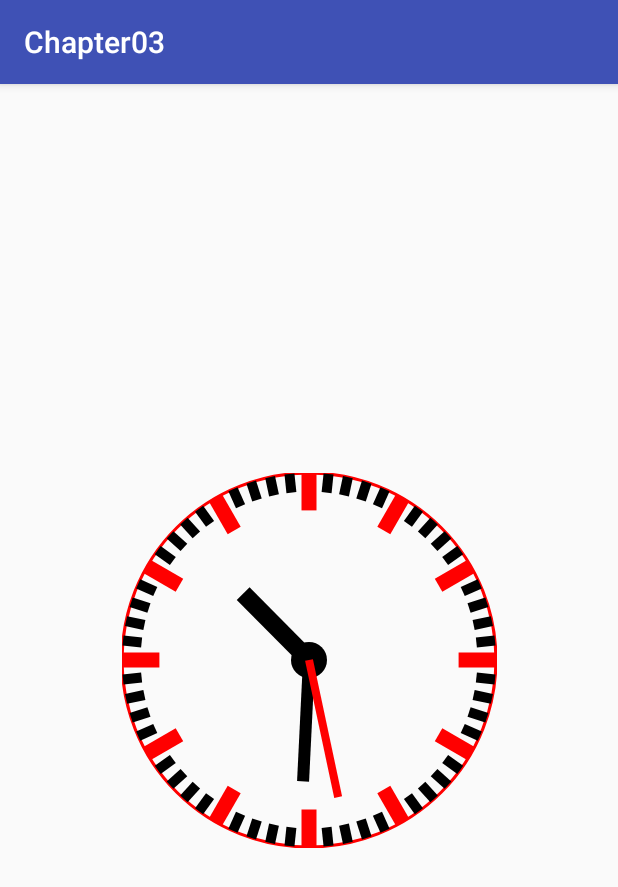
After one commit to IdioticMadman/ViewLearn, an Android app: the WatchViewActivity screen opened directly, with no data from a screen before it, on a phone screen of 412 x 824 dp. The commit adds this screen. Shown: the top 887 px of the screen. Run offline under Robolectric (Android 15) with nearby library versions, the phone set to English and light mode, and no system bars; our stand-ins replace RxJava.

Commit message:
chapter03

```diff
--- a/build.gradle
+++ b/build.gradle
@@ -7,7 +7,7 @@ buildscript {
         jcenter()
     }
     dependencies {
-        classpath 'com.android.tools.build:gradle:3.0.0-beta5'
+        classpath 'com.android.tools.build:gradle:3.0.0-beta6'
 
 
         // NOTE: Do not place your application dependencies here; they belong
--- a/chapter03/src/main/java/com/robert/chapter03/ClipDogView.java
+++ b/chapter03/src/main/java/com/robert/chapter03/clip/ClipDogView.java
@@ -1,4 +1,4 @@
-package com.robert.chapter03;
+package com.robert.chapter03.clip;
 
 import android.content.Context;
 import android.graphics.Bitmap;
@@ -8,6 +8,8 @@ import android.graphics.Rect;
 import android.support.annotation.Nullable;
 import android.util.AttributeSet;
 import android.view.View;
+
+import com.robert.chapter03.R;
 
 /**
  * @author: robert
--- /dev/null
+++ b/chapter03/src/main/java/com/robert/chapter03/watchView/WatchView.java
@@ -0,0 +1,158 @@
+package com.robert.chapter03.watchView;
+
+import android.content.Context;
+import android.graphics.Canvas;
+import android.graphics.Color;
+import android.graphics.Paint;
+import android.support.annotation.Nullable;
+import android.util.AttributeSet;
+import android.view.View;
+
+import java.util.Calendar;
+import java.util.concurrent.TimeUnit;
+
+import io.reactivex.Observable;
+import io.reactivex.android.schedulers.AndroidSchedulers;
+import io.reactivex.disposables.Disposable;
+import io.reactivex.functions.Consumer;
+
+/**
+ * @author: robert
+ * @date: 2017-09-18
+ * @time: 10:57
+ * @说明:
+ */
+public class WatchView extends View {
+
+    Paint mPaint;
+    private Calendar mCalendar;
+    private int mRadius;
+    private Disposable mDisposable;
+
+    public WatchView(Context context) {
+        super(context);
+        init();
+    }
+
+    public WatchView(Context context, @Nullable AttributeSet attrs) {
+        super(context, attrs);
+        init();
+    }
+
+    public WatchView(Context context, @Nullable AttributeSet attrs, int defStyleAttr) {
+        super(context, attrs, defStyleAttr);
+        init();
+    }
+
+    private void init() {
+        Paint paint = new Paint();
+        paint.setColor(Color.GRAY);
+        paint.setStrokeWidth(10);
+        paint.setAntiAlias(true);
+        paint.setDither(true);
+        mPaint = paint;
+        mCalendar = Calendar.getInstance();
+        mDisposable = Observable.interval(1, TimeUnit.SECONDS)
+                .observeOn(AndroidSchedulers.mainThread())
+                .subscribe(new Consumer<Long>() {
+                    @Override
+                    public void accept(Long aLong) throws Exception {
+                        invalidate();
+                    }
+                });
+    }
+
+    @Override
+    protected void onMeasure(int widthMeasureSpec, int heightMeasureSpec) {
+        super.onMeasure(widthMeasureSpec, heightMeasureSpec);
+        int width = getMeasuredWidth();
+        int height = getMeasuredHeight();
+        mRadius = (width > height ? height : width) / 2;
+    }
+
+    @Override
+    protected void onDraw(Canvas canvas) {
+        drawCircle(canvas);
+        drawPlate(canvas);//画表盘
+        drawPoints(canvas);//画时针
+    }
+
+    private void drawCircle(Canvas canvas) {
+        mPaint.setStrokeWidth(3);
+        mPaint.setStyle(Paint.Style.STROKE);
+        canvas.drawCircle(mRadius, mRadius, mRadius, mPaint);
+    }
+
+    private void drawPlate(Canvas canvas) {
+        Paint paint = mPaint;
+        int radius = mRadius;
+        canvas.save();
+        canvas.translate(radius, radius);
+        for (int i = 0; i < 60; i++) {
+            if (i % 5 == 0) {
+                paint.setStrokeWidth(15);
+                paint.setColor(Color.RED);
+                canvas.drawLine(radius * (1 - 0.2f), 0, radius, 0, paint);
+            } else {
+                paint.setColor(Color.BLACK);
+                paint.setStrokeWidth(10);
+                canvas.drawLine(radius * (1 - 0.1f), 0, radius, 0, paint);
+            }
+            canvas.rotate(6);
+        }
+        canvas.restore();
+    }
+
+    private void drawPoints(Canvas canvas) {
+        int radius = mRadius;
+        float[] degree = getDegree();
+        Paint paint = mPaint;
+
+        canvas.save();
+        canvas.translate(radius, radius);
+        canvas.rotate(-90);
+        paint.setColor(Color.BLACK);
+        paint.setStyle(Paint.Style.FILL);
+        canvas.drawCircle(0, 0, 18, paint);
+
+        //画时针
+        paint.setStyle(Paint.Style.STROKE);
+        paint.setStrokeWidth(18);
+        float hourStopX = (float) (radius * 0.5 * Math.cos(Math.toRadians(degree[0])));
+        float hourStopY = (float) (radius * 0.5 * Math.sin(Math.toRadians(degree[0])));
+        canvas.drawLine(0, 0, hourStopX, hourStopY, paint);
+        //画分针
+        paint.setStrokeWidth(12);
+        float minuteStopX = (float) (radius * 0.65 * Math.cos(Math.toRadians(degree[1])));
+        float minuteStopY = (float) (radius * 0.65 * Math.sin(Math.toRadians(degree[1])));
+        canvas.drawLine(0, 0, minuteStopX, minuteStopY, paint);
+        //画秒针
+        paint.setStrokeWidth(8);
+        paint.setColor(Color.RED);
+        float secondStopX = (float) (radius * 0.75 * Math.cos(Math.toRadians(degree[2])));
+        float secondStopY = (float) (radius * 0.75 * Math.sin(Math.toRadians(degree[2])));
+        canvas.drawLine(0, 0, secondStopX, secondStopY, paint);
+        canvas.restore();
+    }
+
+    private float[] getDegree() {
+        Calendar calendar = mCalendar;
+        calendar.setTimeInMillis(System.currentTimeMillis());
+        int hour = calendar.get(Calendar.HOUR) % 12;
+        int minute = calendar.get(Calendar.MINUTE);
+        int second = calendar.get(Calendar.SECOND);
+        float degree[] = new float[3];
+        degree[0] = (hour + minute / 60f + second / 3600f) * 30f;
+        degree[1] = (minute + second / 60f) * 6;
+        degree[2] = second * 6;
+        return degree;
+    }
+
+    @Override
+    protected void onDetachedFromWindow() {
+        super.onDetachedFromWindow();
+        if (mDisposable.isDisposed()) {
+            mDisposable.dispose();
+        }
+    }
+}
--- /dev/null
+++ b/chapter03/src/main/java/com/robert/chapter03/watchView/WatchViewActivity.java
@@ -0,0 +1,15 @@
+package com.robert.chapter03.watchView;
+
+import android.support.v7.app.AppCompatActivity;
+import android.os.Bundle;
+
+import com.robert.chapter03.R;
+
+public class WatchViewActivity extends AppCompatActivity {
+
+    @Override
+    protected void onCreate(Bundle savedInstanceState) {
+        super.onCreate(savedInstanceState);
+        setContentView(R.layout.activity_watch_view);
+    }
+}
--- /dev/null
+++ b/chapter03/src/main/res/layout/activity_watch_view.xml
@@ -0,0 +1,19 @@
+<?xml version="1.0" encoding="utf-8"?>
+<android.support.constraint.ConstraintLayout
+    xmlns:android="http://schemas.android.com/apk/res/android"
+    xmlns:app="http://schemas.android.com/apk/res-auto"
+    xmlns:tools="http://schemas.android.com/tools"
+    android:layout_width="match_parent"
+    android:layout_height="match_parent"
+    tools:context="com.robert.chapter03.watchView.WatchViewActivity">
+
+
+    <com.robert.chapter03.watchView.WatchView
+        android:layout_width="250dp"
+        android:layout_height="250dp"
+        app:layout_constraintBottom_toBottomOf="parent"
+        app:layout_constraintLeft_toLeftOf="parent"
+        app:layout_constraintRight_toRightOf="parent"
+        app:layout_constraintTop_toTopOf="parent"/>
+
+</android.support.constraint.ConstraintLayout>
--- a/settings.gradle
+++ b/settings.gradle
@@ -1 +1,2 @@
-include ':app', ':chapter03'
+//include ':app'
+include ':chapter03'
```
Also changed, not shown: chapter03/build.gradle (+6 -5 lines), chapter03/src/main/AndroidManifest.xml (+7 -1 lines), chapter03/src/main/java/com/robert/chapter03/ClipBomView.java (deleted, +0 -40 lines), chapter03/src/main/java/com/robert/chapter03/MainActivity.java (added, +33 -0 lines), chapter03/src/main/java/com/robert/chapter03/clip/ClipBomView.java (added, +87 -0 lines), chapter03/src/main/java/com/robert/chapter03/clip/ClipViewActivity.java (renamed from chapter03/src/main/java/com/robert/chapter03/ClipViewActivity.java, +6 -4 lines), chapter03/src/main/java/com/robert/chapter03/practice/PracticeActivity.java (added, +22 -0 lines), chapter03/src/main/java/com/robert/chapter03/practice/RulerView.java (added, +38 -0 lines), chapter03/src/main/res/layout/activity_main.xml (+14 -17 lines), chapter03/src/main/res/layout/activity_practice.xml (added, +8 -0 lines), chapter03/src/main/res/layout/activty_clip_view.xml (added, +34 -0 lines).
